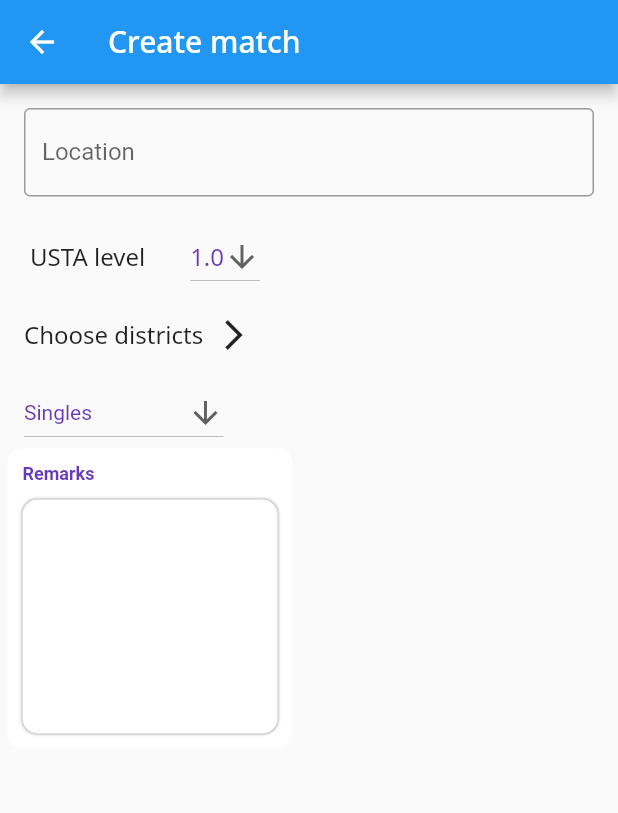
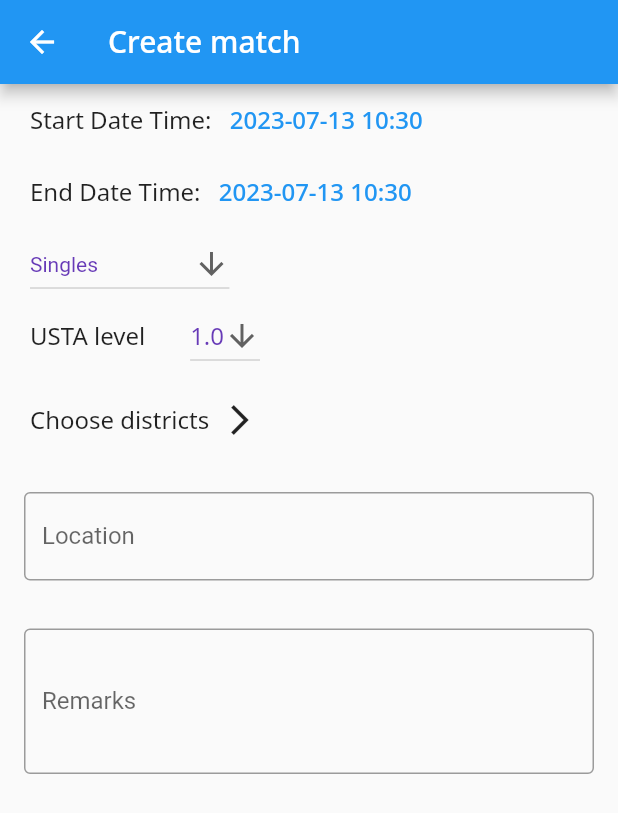
Before and after one commit to jackychoi26/play_tennis_hk, a Flutter app: the CreateTennisMatchScreen screen opened directly, on a phone screen of 412 x 824 dp. Shown: the top 813 px of the screen. Run offline on Flutter 3.47's test engine with Material 2 defaults, Android fonts, the phone set to English and light mode, and no system bars; our stand-ins replace dio, flutter_riverpod, flutter_secure_storage, google_fonts; accounts and stored records are empty; generated files the repository leaves out were written again; network calls fail.

Commit message:
ADD create match ui ver 1 done

```diff
--- a/lib/constants/app_ui_style.dart
+++ /dev/null
@@ -1,7 +0,0 @@
-import 'package:flutter/material.dart';
-
-const TextStyle deepPurpleTitleBold = TextStyle(
-  fontSize: 12,
-  fontWeight: FontWeight.bold,
-  color: Colors.deepPurple,
-);
--- a/lib/features/matchmaking/ui/create_tennis_match_screen.dart
+++ b/lib/features/matchmaking/ui/create_tennis_match_screen.dart
@@ -1,10 +1,11 @@
 import 'package:flutter/material.dart';
 import 'package:flutter_riverpod/flutter_riverpod.dart';
 import 'package:flutter_gen/gen_l10n/app_localizations.dart';
+import 'package:intl/intl.dart';
 import 'package:play_tennis_hk/components/custom_text.dart';
 import 'package:play_tennis_hk/components/custom_text_form_field.dart';
+import 'package:play_tennis_hk/components/show_date_time_picker.dart';
 import 'package:play_tennis_hk/domain/match_type.dart';
-import 'package:play_tennis_hk/features/matchmaking/ui/remark.dart';
 import 'package:play_tennis_hk/features/profile/ui/districts_list.dart';
 import 'package:play_tennis_hk/features/profile/ui/usta_level_dropdown_selection.dart';
 
@@ -18,11 +19,24 @@ class CreateTennisMatchScreen extends ConsumerStatefulWidget {
 
 class CreateTennisMatchScreenState
     extends ConsumerState<CreateTennisMatchScreen> {
+  @override
+  void initState() {
+    super.initState();
+  }
+
+  final _formKey = GlobalKey<FormState>();
+
   var locationController = TextEditingController();
 
   var remarksController = TextEditingController();
 
+  DateTime startDateTime = DateTime.now();
+
+  DateTime endDateTime = DateTime.now();
+
   MatchType dropdownValue = MatchType.singles;
+
+  DateFormat dateFormat = DateFormat('yyyy-MM-dd HH:mm');
 
   @override
   Widget build(BuildContext context) {
@@ -33,23 +47,70 @@ class CreateTennisMatchScreenState
           textType: CustomTextType.subtitle,
         ),
       ),
-      body: Column(
-        crossAxisAlignment: CrossAxisAlignment.start,
-        mainAxisAlignment: MainAxisAlignment.start,
+      body: Form(
+        key: _formKey,
+        child: ListView(
           children: [
-          CustomTextFormField(
-            controller: locationController,
-            textInputType: TextInputType.visiblePassword,
-            isPassword: true,
-            labelText: AppLocalizations.of(context)?.location,
+            Container(
+              alignment: Alignment.centerLeft,
+              padding: const EdgeInsets.symmetric(horizontal: 20),
+              child: Row(
+                children: [
+                  CustomText(AppLocalizations.of(context)?.startDateTime ?? ""),
+                  TextButton(
+                    onPressed: () async {
+                      final DateTime? selectedDate = await showDateTimePicker(
+                        context: context,
+                        initialDate: DateTime.now(),
+                        firstDate: DateTime.now()
+                            .subtract(const Duration(days: 365 * 100)),
+                        lastDate:
+                            DateTime.now().add(const Duration(days: 365 * 200)),
+                      );
+                      if (selectedDate == null) return;
+
+                      setState(() {
+                        startDateTime = selectedDate;
+                      });
+                    },
+                    child: CustomText(
+                      dateFormat.format(startDateTime),
                     ),
-          const USTALevelDropdownSelection(),
+                  ),
+                ],
+              ),
+            ),
             Container(
-            margin: const EdgeInsets.all(16),
-            child: const DistrictsList(),
+              alignment: Alignment.centerLeft,
+              padding: const EdgeInsets.symmetric(horizontal: 20),
+              child: Row(
+                children: [
+                  CustomText(AppLocalizations.of(context)?.endDateTime ?? ""),
+                  TextButton(
+                    onPressed: () async {
+                      final DateTime? selectedDate = await showDateTimePicker(
+                        context: context,
+                        initialDate: DateTime.now(),
+                        firstDate: DateTime.now()
+                            .subtract(const Duration(days: 365 * 100)),
+                        lastDate:
+                            DateTime.now().add(const Duration(days: 365 * 200)),
+                      );
+                      if (selectedDate == null) return;
+
+                      setState(() {
+                        endDateTime = selectedDate;
+                      });
+                    },
+                    child: CustomText(dateFormat.format(endDateTime)),
                   ),
-          DropdownButton<MatchType>(
-              padding: const EdgeInsets.symmetric(horizontal: 16),
+                ],
+              ),
+            ),
+            Container(
+              alignment: Alignment.centerLeft,
+              child: DropdownButton<MatchType>(
+                  padding: const EdgeInsets.symmetric(horizontal: 20),
                   value: dropdownValue,
                   icon: const Icon(Icons.arrow_downward),
                   elevation: 16,
@@ -66,14 +127,25 @@ class CreateTennisMatchScreenState
                       child: Text(value.toLocalizedName(context) ?? ""),
                     );
                   }).toList()),
-          SizedBox(
-            height: 200,
-            width: 200,
-            child: Remarks(
-              remarksController: remarksController,
             ),
+            const USTALevelDropdownSelection(),
+            Container(
+              margin: const EdgeInsets.all(20),
+              child: const DistrictsList(),
+            ),
+            CustomTextFormField(
+              controller: locationController,
+              textInputType: TextInputType.visiblePassword,
+              labelText: AppLocalizations.of(context)?.location,
+            ),
+            CustomTextFormField(
+              controller: remarksController,
+              textInputType: TextInputType.visiblePassword,
+              labelText: AppLocalizations.of(context)?.remarks,
+              maxLines: 3,
             ),
           ],
+        ),
       ),
     );
   }
--- a/lib/features/matchmaking/ui/remark.dart
+++ /dev/null
@@ -1,73 +0,0 @@
-import 'package:flutter/material.dart';
-import 'package:play_tennis_hk/constants/app_ui_style.dart';
-
-class Remarks extends StatefulWidget {
-  const Remarks({Key? key, required this.remarksController}) : super(key: key);
-
-  final TextEditingController remarksController;
-
-  @override
-  State<Remarks> createState() => _RemarksState();
-}
-
-class _RemarksState extends State<Remarks> {
-  @override
-  Widget build(BuildContext context) {
-    return Container(
-      padding: const EdgeInsets.fromLTRB(5, 0, 5, 0),
-      child: Container(
-        padding: const EdgeInsets.fromLTRB(10, 10, 10, 10),
-        decoration: BoxDecoration(
-          color: Colors.white,
-          borderRadius: BorderRadius.circular(10),
-        ),
-        child: Column(
-          crossAxisAlignment: CrossAxisAlignment.start,
-          children: [
-            Container(
-              padding: const EdgeInsets.fromLTRB(0, 0, 0, 10),
-              child: const Text(
-                'Remarks',
-                style: deepPurpleTitleBold,
-              ),
-            ),
-            Expanded(
-              child: Container(
-                decoration: BoxDecoration(
-                  boxShadow: const [
-                    BoxShadow(
-                      color: Colors.grey,
-                      blurRadius: 1,
-                      offset: Offset(0, 0),
-                    ),
-                  ],
-                  borderRadius: BorderRadius.circular(10),
-                ),
-                child: Container(
-                  //TextField
-                  decoration: BoxDecoration(
-                    color: Colors.white,
-                    borderRadius: BorderRadius.circular(10),
-                  ),
-                  child: Padding(
-                    padding: const EdgeInsets.all(5.0),
-                    child: TextField(
-                      controller: widget.remarksController,
-                      keyboardType: TextInputType.multiline,
-                      decoration: const InputDecoration(
-                        border: InputBorder.none,
-                      ),
-                      enabled: true,
-                      maxLines: null,
-                      expands: true,
-                    ),
-                  ),
-                ),
-              ),
-            ),
-          ],
-        ),
-      ),
-    );
-  }
-}
--- a/lib/l10n/app_en.arb
+++ b/lib/l10n/app_en.arb
@@ -29,6 +29,8 @@
   "signalValidationError": "Please enter a valid signal number",
   "date": "Date",
   "time": "Time",
+  "startDateTime": "Start Date Time: ",
+  "endDateTime": "End Date Time: ",
   "location": "Location",
   "centralAndWestern": "Central and Western",
   "eastern": "Eastern",
--- a/lib/l10n/app_zh.arb
+++ b/lib/l10n/app_zh.arb
@@ -29,6 +29,8 @@
   "signalValidationError": "請輸入正確的Signal號碼",
   "date": "日期",
   "time": "時間",
+  "startDateTime": "開始日期時間: ",
+  "endDateTime": "結束日期時間: ",
   "location": "地點",
   "remarks": "備註",
   "register": "註冊帳號",
```
Also changed, not shown: lib/components/show_date_time_picker.dart (added, +40 -0 lines), 3 other files. Lines whose indentation alone changed are shown as unchanged.
